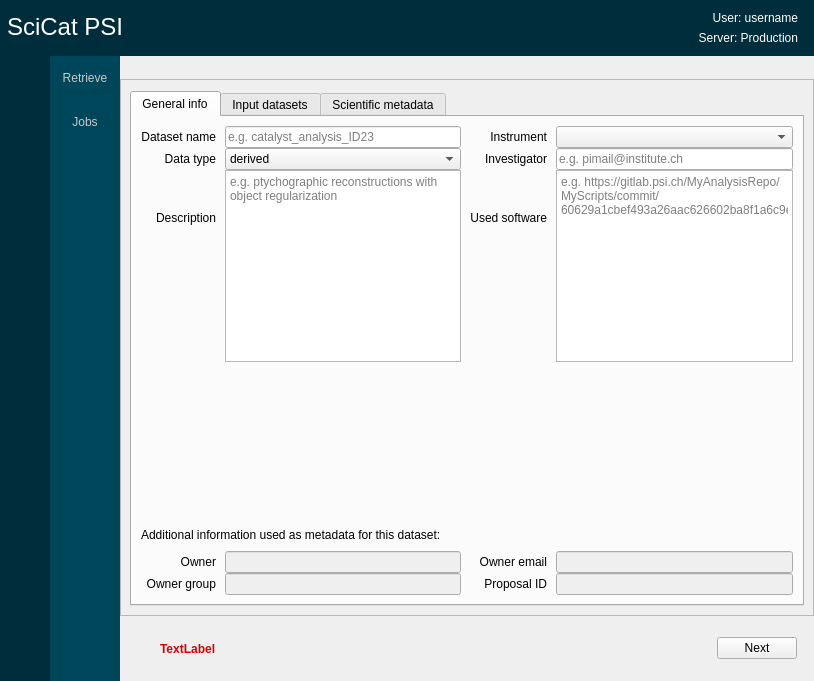
Qt form PSIArchiver/dialog.ui (paulscherrerinstitute/scicat-qt) before a commit.
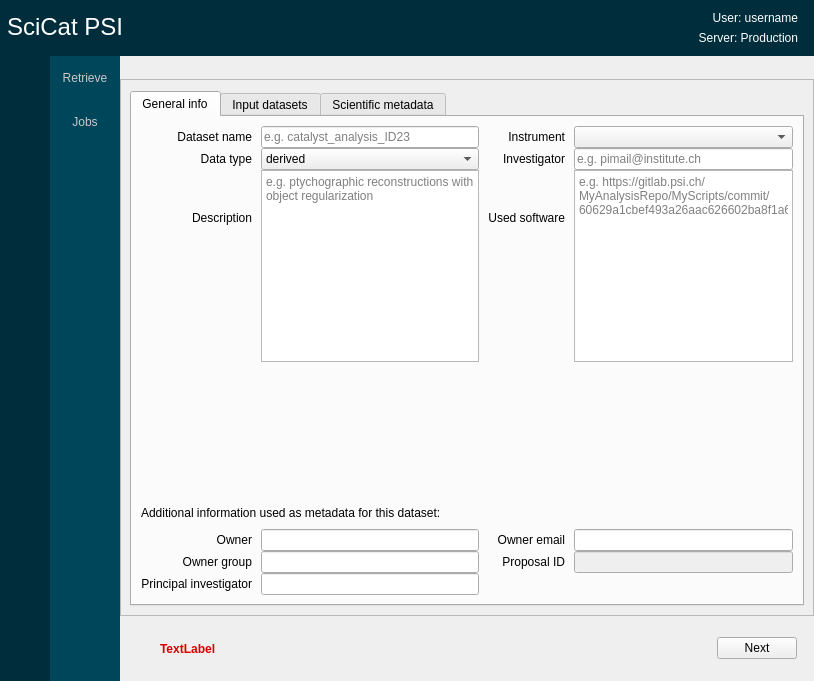
The same form after that commit. The open tabs and pages were chosen to show the change.

Patch:
```diff
--- a/PSIArchiver/dialog.ui
+++ b/PSIArchiver/dialog.ui
@@ -1497,9 +1497,6 @@
                    </item>
                    <item row="7" column="1">
                     <widget class="QLineEdit" name="lineEditOwner">
-                     <property name="enabled">
-                      <bool>false</bool>
-                     </property>
                     </widget>
                    </item>
                    <item row="1" column="2">
@@ -1626,9 +1623,6 @@
                    </item>
                    <item row="7" column="4">
                     <widget class="QLineEdit" name="lineEditOwnerEmail">
-                     <property name="enabled">
-                      <bool>false</bool>
-                     </property>
                      <property name="sizePolicy">
                       <sizepolicy hsizetype="Expanding" vsizetype="Fixed">
                        <horstretch>0</horstretch>
@@ -1695,9 +1689,6 @@
                    </item>
                    <item row="8" column="1">
                     <widget class="QLineEdit" name="lineEditOwnerGroup">
-                     <property name="enabled">
-                      <bool>false</bool>
-                     </property>
                     </widget>
                    </item>
                    <item row="2" column="0">
@@ -1713,6 +1704,23 @@
                    <item row="0" column="4">
                     <widget class="QComboBox" name="comboBoxCreationLocation"/>
                    </item>
+                   <item row="9" column="0">
+                    <widget class="QLabel" name="labelPrincipalInvestigator">
+                     <property name="text">
+                      <string>Principal investigator</string>
+                     </property>
+                     <property name="alignment">
+                      <set>Qt::AlignRight|Qt::AlignTrailing|Qt::AlignVCenter</set>
+                     </property>
+                    </widget>
+                   </item>
+                   <item row="9" column="1">
+                    <widget class="QLineEdit" name="lineEditPrincipalInvestigator">
+                     <property name="toolTip">
+                      <string>PI email from the proposal, or the PI name when the catalogue hides the email</string>
+                     </property>
+                    </widget>
+                   </item>
                   </layout>
                  </item>
                 </layout>
```
